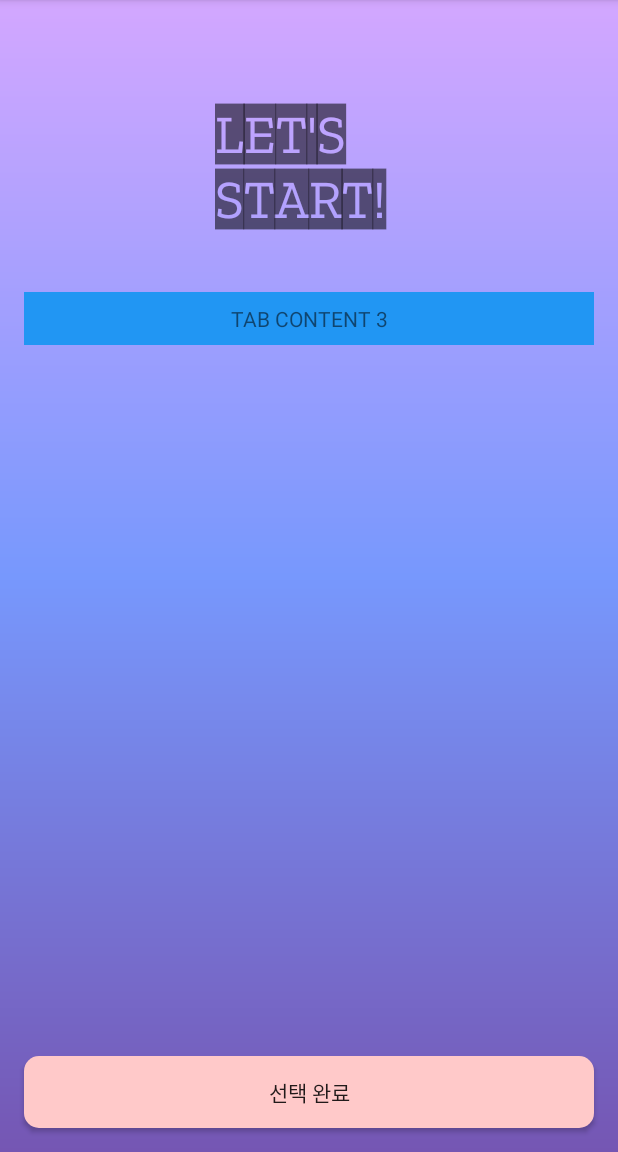
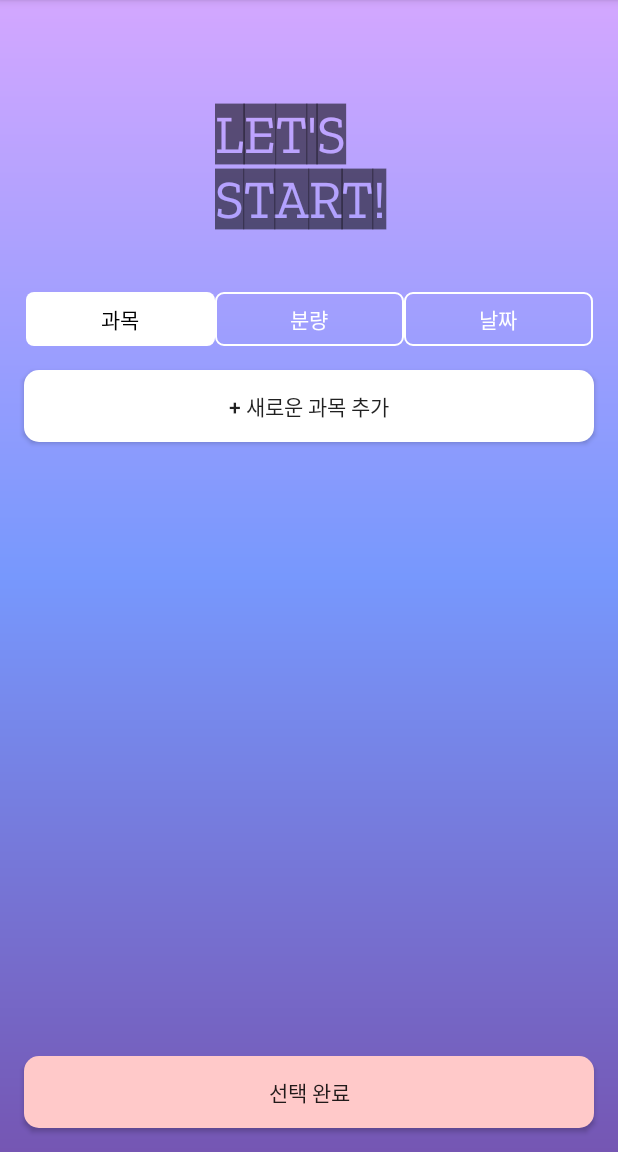
Before and after one commit to Sagittta/DoitDoit, an Android app: the SelectActivity screen opened directly, with no data from a screen before it, on a phone screen of 412 x 824 dp, the part 84-1236 px from its top. Run offline under Robolectric (Android 15) with nearby library versions, the phone set to English and light mode, and no system bars; Roboto replaces fonts that are not available here.

Commit message:
recyclerView, Button Intent, list

```diff
--- /dev/null
+++ b/app/src/main/java/kr/hs/emirim/sagittta/DoitDoit/RecyclerAdapter.java
@@ -0,0 +1,56 @@
+package kr.hs.emirim.sagittta.DoitDoit;
+
+import android.util.TypedValue;
+import android.view.Gravity;
+import android.view.LayoutInflater;
+import android.view.View;
+import android.view.ViewGroup;
+import android.widget.TextView;
+
+import androidx.annotation.NonNull;
+import androidx.recyclerview.widget.RecyclerView;
+
+import java.util.ArrayList;
+
+public class RecyclerAdapter extends RecyclerView.Adapter<RecyclerAdapter.RecyclerViewHolder>{
+
+    private ArrayList<Subjects> sList;
+
+    public class RecyclerViewHolder extends RecyclerView.ViewHolder {
+        protected TextView subject;
+
+        public RecyclerViewHolder(View view) {
+            super(view);
+            this.subject = (TextView) view.findViewById(R.id.subjectName);
+        }
+    }
+
+    public RecyclerAdapter(ArrayList<Subjects> list) {
+        this.sList = list;
+    }
+
+    @NonNull
+    @Override
+    public RecyclerViewHolder onCreateViewHolder(@NonNull ViewGroup viewGroup, int viewType) {
+
+        View view = LayoutInflater.from(viewGroup.getContext()).inflate(R.layout.item_recycler, viewGroup, false);
+
+        RecyclerViewHolder viewHolder = new RecyclerViewHolder(view);
+
+        return viewHolder;
+    }
+
+    @Override
+    public void onBindViewHolder(@NonNull RecyclerViewHolder holder, int position) {
+        holder.subject.setTextSize(TypedValue.COMPLEX_UNIT_SP, 25);
+
+        holder.subject.setGravity(Gravity.CENTER);
+
+        holder.subject.setText(sList.get(position).getSubject());
+    }
+
+    @Override
+    public int getItemCount() {
+        return (null != sList ? sList.size() : 0);
+    }
+}
--- a/app/src/main/java/kr/hs/emirim/sagittta/DoitDoit/SelectActivity.java
+++ b/app/src/main/java/kr/hs/emirim/sagittta/DoitDoit/SelectActivity.java
@@ -1,33 +1,104 @@
 package kr.hs.emirim.sagittta.DoitDoit;
 
 import androidx.appcompat.app.AppCompatActivity;
+import androidx.recyclerview.widget.DividerItemDecoration;
+import androidx.recyclerview.widget.LinearLayoutManager;
+import androidx.recyclerview.widget.RecyclerView;
 
 import android.os.Bundle;
+import android.view.View;
+import android.widget.Button;
 import android.widget.TabHost;
+import android.widget.TextView;
+
+import com.google.android.material.tabs.TabLayout;
+
+import java.util.ArrayList;
 
 public class SelectActivity extends AppCompatActivity {
+
+    private TabLayout tabLayout;
+
+    private ArrayList<Subjects> sList;
+    private RecyclerAdapter sAdapter;
+    private int count = -1;
 
     @Override
     protected void onCreate(Bundle savedInstanceState) {
         super.onCreate(savedInstanceState);
         setContentView(R.layout.activity_select);
 
-        TabHost tabHost1 = (TabHost) findViewById(R.id.tabHost1);
-        tabHost1.setup();
+        this.tabLayout = findViewById(R.id.tabLayout);
 
-        TabHost.TabSpec ts1 = tabHost1.newTabSpec("Tab Spec 1");
-        ts1.setContent(R.id.content1);
-        ts1.setIndicator("TAB 1");
-        tabHost1.addTab(ts1);
+        tabLayout.addTab(tabLayout.newTab().setText("과목"));
+        tabLayout.addTab(tabLayout.newTab().setText("분량"));
+        tabLayout.addTab(tabLayout.newTab().setText("날짜"));
 
-        TabHost.TabSpec ts2 = tabHost1.newTabSpec("Tab Spec 2");
-        ts2.setContent(R.id.content2);
-        ts2.setIndicator("TAB 2");
-        tabHost1.addTab(ts2);
+//        tabLayout.addOnTabSelectedListener(new TabLayout.OnTabSelectedListener() {
+//            @Override
+//            public void onTabSelected(TabLayout.Tab tab) {
+//                int pos = tab.getPosition() ;
+//                changeView(pos) ;
+//            }
+//
+//            @Override
+//            public void onTabUnselected(TabLayout.Tab tab) {
+//
+//            }
+//
+//            @Override
+//            public void onTabReselected(TabLayout.Tab tab) {
+//
+//            }
+//        });
 
-        TabHost.TabSpec ts3 = tabHost1.newTabSpec("Tab Spec 3");
-        ts3.setContent(R.id.content3);
-        ts3.setIndicator("TAB 3");
-        tabHost1.addTab(ts3);
+        RecyclerView sRecyclerView = (RecyclerView) findViewById(R.id.recyclerView);
+        LinearLayoutManager sLinearLayoutManager = new LinearLayoutManager(this);
+        sRecyclerView.setLayoutManager(sLinearLayoutManager);
+
+        sList = new ArrayList<>();
+
+        sAdapter = new RecyclerAdapter(sList);
+        sRecyclerView.setAdapter(sAdapter);
+
+        DividerItemDecoration dividerItemDecoration = new DividerItemDecoration(sRecyclerView.getContext(), sLinearLayoutManager.getOrientation());
+        sRecyclerView.addItemDecoration(dividerItemDecoration);
+
+        Button btAddSubject = (Button) findViewById(R.id.btAddSubject);
+        btAddSubject.setOnClickListener(new View.OnClickListener() {
+            @Override
+            public void onClick(View view) {
+                count++;
+                Subjects data = new Subjects("과목" + count);
+
+                sList.add(data);
+                sAdapter.notifyDataSetChanged();
+            }
+        });
     }
+
+//    private void changeView(int index) {
+//        TextView textView1 = (TextView) findViewById(R.id.text1) ;
+//        TextView textView2 = (TextView) findViewById(R.id.text2) ;
+//        TextView textView3 = (TextView) findViewById(R.id.text3) ;
+//
+//        switch (index) {
+//            case 0 :
+//                textView1.setVisibility(View.VISIBLE) ;
+//                textView2.setVisibility(View.INVISIBLE) ;
+//                textView3.setVisibility(View.INVISIBLE) ;
+//                break ;
+//            case 1 :
+//                textView1.setVisibility(View.INVISIBLE) ;
+//                textView2.setVisibility(View.VISIBLE) ;
+//                textView3.setVisibility(View.INVISIBLE) ;
+//                break ;
+//            case 2 :
+//                textView1.setVisibility(View.INVISIBLE) ;
+//                textView2.setVisibility(View.INVISIBLE) ;
+//                textView3.setVisibility(View.VISIBLE) ;
+//                break ;
+//
+//        }
+//    }
 }
--- /dev/null
+++ b/app/src/main/res/drawable/tab_background_selected.xml
@@ -0,0 +1,11 @@
+<?xml version="1.0" encoding="utf-8"?>
+<shape xmlns:android="http://schemas.android.com/apk/res/android"
+    android:shape="rectangle">
+
+    <corners
+        android:radius="5dp" />
+
+    <solid
+        android:color="@android:color/white" />
+
+</shape>
--- a/app/src/main/res/drawable/bt_unclicked.xml
+++ b/app/src/main/res/drawable/tab_background_unselected.xml
@@ -2,22 +2,24 @@
 <shape xmlns:android="http://schemas.android.com/apk/res/android"
     android:shape="rectangle">
 
-    <!-- 테두리 내부 색상 설정 -->
-    <solid android:color="#00FF0000" />
+<!--    모서리 둥글게-->
+    <corners
+        android:radius="5dp" />
 
-    <!-- 테두리 내부 여백 설정 -->
+<!--    배경 색상-->
+    <solid
+        android:color="@android:color/transparent" />
+
+<!--    테두리 여백-->
     <padding
         android:bottom="8dp"
         android:left="8dp"
         android:right="8dp"
         android:top="8dp" />
 
-    <!-- 테두리 설정: 두께, 색상 -->
+<!--    테두리-->
     <stroke
         android:width="1dp"
-        android:color="@android:color/white" />
-
-    <corners
-        android:radius="5dp"/>
+        android:color="#FFFFFF" />
 
 </shape>
--- /dev/null
+++ b/app/src/main/res/drawable/tab_layout_background.xml
@@ -0,0 +1,13 @@
+<?xml version="1.0" encoding="utf-8"?>
+<shape xmlns:android="http://schemas.android.com/apk/res/android"
+    android:shape="rectangle">
+
+<!--    모서리 둥글게-->
+    <corners
+        android:radius="5dp" />
+
+<!--    배경 색상-->
+    <solid
+        android:color="@android:color/transparent" />
+
+</shape>
--- /dev/null
+++ b/app/src/main/res/drawable/tab_layout_selector.xml
@@ -0,0 +1,14 @@
+<?xml version="1.0" encoding="utf-8"?>
+<selector xmlns:android="http://schemas.android.com/apk/res/android">
+
+<!--    선택된 탭-->
+    <item
+        android:drawable="@drawable/tab_background_selected"
+        android:state_selected="true" />
+
+<!--    선택되지 않은 앱-->
+    <item
+        android:drawable="@drawable/tab_background_unselected"
+        android:state_selected="false" />
+
+</selector>
--- a/app/src/main/res/layout/activity_main.xml
+++ b/app/src/main/res/layout/activity_main.xml
@@ -20,7 +20,7 @@
         tools:srcCompat="@tools:sample/avatars[12]" />
 
     <Button
-        android:id="@+id/button"
+        android:id="@+id/addButton"
         android:layout_width="0dp"
         android:layout_height="wrap_content"
         android:layout_marginStart="16dp"
@@ -41,7 +41,7 @@
         android:orientation="vertical"
         app:layout_constraintEnd_toEndOf="parent"
         app:layout_constraintStart_toStartOf="parent"
-        app:layout_constraintTop_toBottomOf="@+id/button">
+        app:layout_constraintTop_toBottomOf="@+id/addButton">
 
         <TextView
             android:id="@+id/textView"
--- a/app/src/main/res/layout/activity_select.xml
+++ b/app/src/main/res/layout/activity_select.xml
@@ -21,90 +21,100 @@
         app:layout_constraintStart_toStartOf="parent"
         app:layout_constraintTop_toTopOf="parent" />
 
-    <TabHost
-        android:id="@+id/tabHost1"
+    <com.google.android.material.tabs.TabLayout
+        android:id="@+id/tabLayout"
+        android:layout_width="wrap_content"
+        android:layout_height="36dp"
+        android:layout_marginStart="16dp"
+        android:layout_marginTop="40dp"
+        android:layout_marginEnd="16dp"
+        android:background="@drawable/tab_layout_background"
+        android:foregroundGravity="center"
+        app:layout_constraintEnd_toEndOf="parent"
+        app:layout_constraintStart_toStartOf="parent"
+        app:layout_constraintTop_toBottomOf="@+id/textView2"
+        app:tabBackground="@drawable/tab_layout_selector"
+        app:tabIndicatorHeight="0dp"
+        app:tabMinWidth="126dp"
+        app:tabMode="scrollable"
+        app:tabPaddingEnd="16dp"
+        app:tabPaddingStart="16dp"
+        app:tabRippleColor="@null"
+        app:tabSelectedTextColor="@android:color/black"
+        app:tabTextAppearance="@style/TabTextAppearance" />
+
+    <Button
+        android:id="@+id/btAddSubject"
+        android:layout_width="0dp"
+        android:layout_height="wrap_content"
+        android:layout_marginStart="16dp"
+        android:layout_marginTop="16dp"
+        android:layout_marginEnd="16dp"
+        android:background="@drawable/bt_add"
+        android:text="+ 새로운 과목 추가"
+        app:layout_constraintEnd_toEndOf="parent"
+        app:layout_constraintStart_toStartOf="parent"
+        app:layout_constraintTop_toBottomOf="@+id/tabLayout" />
+
+    <RelativeLayout
+        android:id="@+id/subjectList"
         android:layout_width="match_parent"
         android:layout_height="wrap_content"
         android:layout_marginStart="16dp"
-        android:layout_marginTop="40dp"
+        android:layout_marginTop="8dp"
         android:layout_marginEnd="16dp"
         app:layout_constraintEnd_toEndOf="parent"
         app:layout_constraintStart_toStartOf="parent"
-        app:layout_constraintTop_toBottomOf="@+id/textView2">
+        app:layout_constraintTop_toBottomOf="@+id/btAddSubject">
 
-        <LinearLayout
+        <androidx.recyclerview.widget.RecyclerView
+            android:id="@+id/recyclerView"
             android:layout_width="match_parent"
-            android:layout_height="match_parent"
-            android:orientation="vertical">
+            android:layout_height="match_parent" />
 
-            <!-- TabWidget의 id값이 반드시 "tabs"로 지정되어야 함. -->
-            <TabWidget
-                android:id="@android:id/tabs"
-                android:layout_width="match_parent"
-                android:layout_height="wrap_content" />
+    </RelativeLayout>
 
-            <!-- FrameLayout의 id값이 반드시 "tabcontent"로 지정되어야 함. -->
-            <FrameLayout
-                android:id="@android:id/tabcontent"
-                android:layout_width="match_parent"
-                android:layout_height="wrap_content">
+<!--    <FrameLayout-->
+<!--        android:id="@+id/contents"-->
+<!--        android:layout_width="match_parent"-->
+<!--        android:layout_height="wrap_content"-->
+<!--        android:layout_marginStart="16dp"-->
+<!--        android:layout_marginEnd="16dp"-->
+<!--        app:layout_constraintEnd_toEndOf="parent"-->
+<!--        app:layout_constraintStart_toStartOf="parent"-->
+<!--        app:layout_constraintTop_toBottomOf="@id/tabLayout">-->
 
-                <!-- 첫 번째 페이지. content1 -->
-                <LinearLayout
-                    android:id="@+id/content1"
-                    android:layout_width="match_parent"
-                    android:layout_height="wrap_content"
-                    android:orientation="vertical">
+<!--        <TextView-->
+<!--            android:id="@+id/text1"-->
+<!--            android:layout_width="match_parent"-->
+<!--            android:layout_height="match_parent"-->
+<!--            android:background="#4CAF50"-->
+<!--            android:gravity="center"-->
+<!--            android:text="TEXT 1"-->
+<!--            android:visibility="visible" />-->
 
-                    <TextView
-                        android:layout_width="match_parent"
-                        android:layout_height="wrap_content"
-                        android:background="#FFFFFF"
-                        android:gravity="center"
-                        android:padding="8dp"
-                        android:text="TAB CONTENT 1" />
+<!--        <TextView-->
+<!--            android:id="@+id/text2"-->
+<!--            android:layout_width="match_parent"-->
+<!--            android:layout_height="match_parent"-->
+<!--            android:background="#FF9800"-->
+<!--            android:gravity="center"-->
+<!--            android:text="TEXT 2"-->
+<!--            android:visibility="invisible" />-->
 
-                </LinearLayout>
+<!--        <TextView-->
+<!--            android:id="@+id/text3"-->
+<!--            android:layout_width="match_parent"-->
+<!--            android:layout_height="match_parent"-->
+<!--            android:background="#009688"-->
+<!--            android:gravity="center"-->
+<!--            android:text="TEXT 3"-->
+<!--            android:visibility="invisible" />-->
 
-                <!-- 두 번째 페이지. content2 -->
-                <LinearLayout
-                    android:id="@+id/content2"
-                    android:layout_width="match_parent"
-                    android:layout_height="wrap_content"
-                    android:orientation="vertical">
-
-                    <TextView
-                        android:layout_width="match_parent"
-                        android:layout_height="wrap_content"
-                        android:background="#009688"
-                        android:gravity="center"
-                        android:padding="8dp"
-                        android:text="TAB CONTENT 2" />
-
-                </LinearLayout>
-
-                <!-- 세 번째 페이지. content3 -->
-                <LinearLayout
-                    android:id="@+id/content3"
-                    android:layout_width="match_parent"
-                    android:layout_height="wrap_content"
-                    android:orientation="vertical">
-
-                    <TextView
-                        android:layout_width="match_parent"
-                        android:layout_height="wrap_content"
-                        android:background="#2196F3"
-                        android:gravity="center"
-                        android:padding="8dp"
-                        android:text="TAB CONTENT 3" />
-
-                </LinearLayout>
-            </FrameLayout>
-        </LinearLayout>
-    </TabHost>
+<!--    </FrameLayout>-->
 
     <Button
-        android:id="@+id/button6"
+        android:id="@+id/btSelect"
         android:layout_width="0dp"
         android:layout_height="wrap_content"
         android:layout_marginStart="16dp"
--- a/app/src/main/res/values/colors.xml
+++ b/app/src/main/res/values/colors.xml
@@ -3,4 +3,9 @@
     <color name="colorPrimary">#008577</color>
     <color name="colorPrimaryDark">#00574B</color>
     <color name="colorAccent">#D81B60</color>
+
+    <color name="white">#FFFFFF</color>
+    <color name="lightPurple">#D3A7FF</color>
+    <color name="darkPurple">#7556B3</color>
+    <color name="blue">#7798FD</color>
 </resources>
--- a/app/src/main/res/values/styles.xml
+++ b/app/src/main/res/values/styles.xml
@@ -8,4 +8,9 @@
         <item name="colorAccent">@color/colorAccent</item>
     </style>
 
+    <style name="TabTextAppearance" parent="TextAppearance.Design.Tab">
+        <item name="android:textSize">14sp</item>
+        <item name="android:textColor">@android:color/white</item>
+    </style>
+
 </resources>
--- a/build.gradle
+++ b/build.gradle
@@ -18,7 +18,6 @@ allprojects {
     repositories {
         google()
         jcenter()
-
     }
 }
 
```
Also changed, not shown: app/build.gradle (+6 -3 lines), app/src/main/java/kr/hs/emirim/sagittta/DoitDoit/MainActivity.java (+12 -0 lines), app/src/main/java/kr/hs/emirim/sagittta/DoitDoit/Subjects.java (added, +18 -0 lines), app/src/main/res/drawable/subject_stroke.xml (added, +25 -0 lines), app/src/main/res/layout/item_recycler.xml (added, +28 -0 lines).
